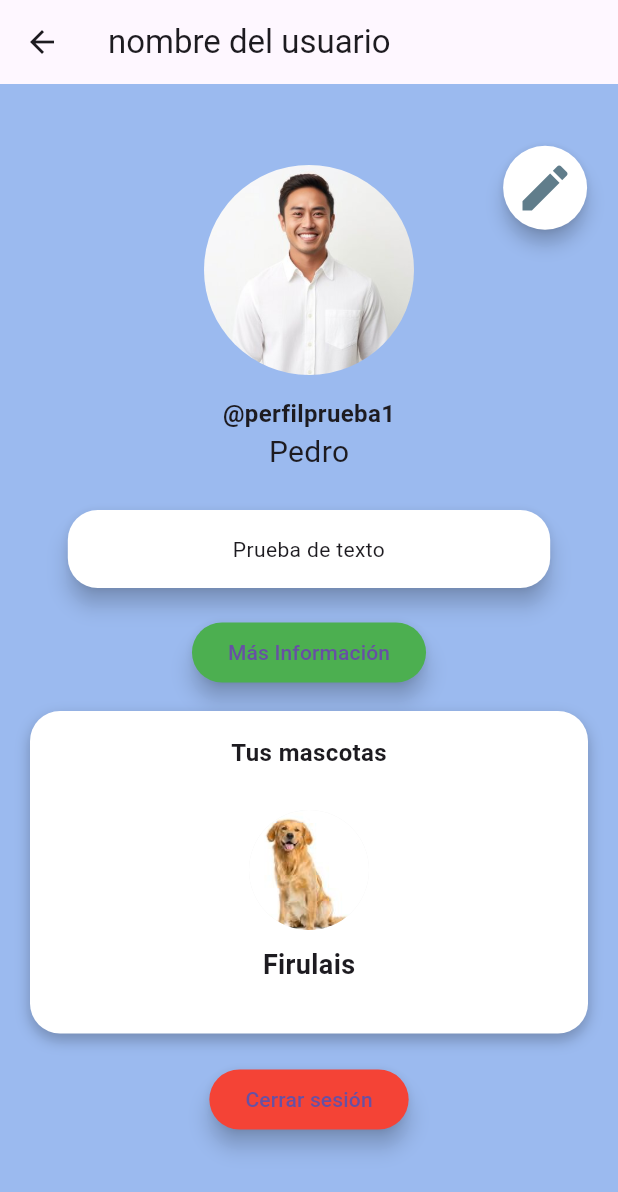
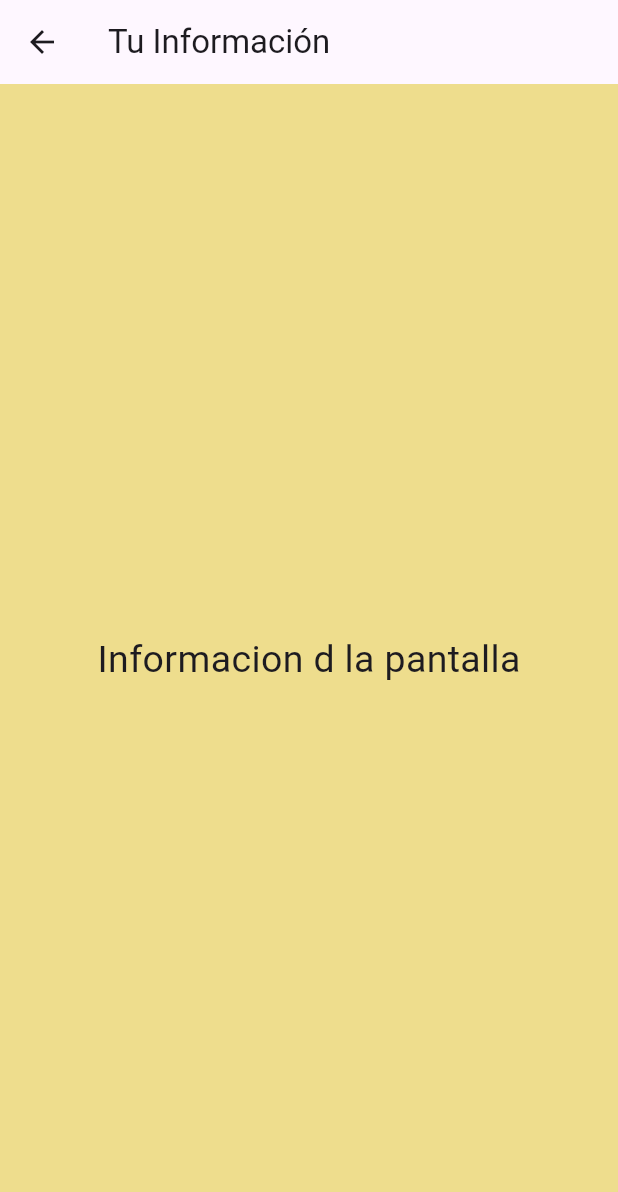
Before and after one commit to ElRisas1/pet_plan_pruebas, a Flutter app: the PantallaPerfil screen opened directly, after a tap on "Más Información", on a phone screen of 412 x 824 dp. Shown: the top 1192 px of the screen. Run offline on Flutter 3.47's test engine with Material 3 defaults, Android fonts, the phone set to English and light mode, and no system bars; drawn by our look-alikes of carousel_slider; our stand-ins replace google_generative_ai, grouped_list, image_picker, shared_preferences, supabase_flutter; accounts and stored records are empty.

Commit message:
Pantalla de informacion del usuario creada Se viaja bien desde pantalla perfil.

```diff
--- /dev/null
+++ b/lib/pantalla_info_usu.dart
@@ -0,0 +1,30 @@
+import 'package:flutter/material.dart';
+
+class PantallaInfoUsu extends StatefulWidget {
+
+  // VARIABLES //
+
+
+  // Constructor
+  const PantallaInfoUsu({super.key, required String title});
+
+  @override
+  _PantallaInfoUsuState createState() => _PantallaInfoUsuState();
+}
+
+class _PantallaInfoUsuState extends State<PantallaInfoUsu> {
+
+   @override
+  Widget build(BuildContext context) {
+    return Scaffold(
+      backgroundColor: const Color.fromARGB(248, 238, 220, 138),
+      appBar: AppBar(title: Text("Tu Información")),
+      body: Center(
+        child: Text(
+          "Informacion d la pantalla",
+          style: TextStyle(fontSize: 25),
+        ),
+      ),
+    );
+  }
+}
--- a/lib/pantalla_perfil.dart
+++ b/lib/pantalla_perfil.dart
@@ -1,5 +1,6 @@
 import 'package:flutter/material.dart';
 import 'package:carousel_slider/carousel_slider.dart';
+import 'package:pet_plan_pruebas/pantalla_info_usu.dart';
 import 'package:supabase_flutter/supabase_flutter.dart';
 
 // Pantallas
@@ -85,7 +86,11 @@ class PantallaPerfil extends StatelessWidget {
                       backgroundColor: Colors.green,
                       elevation: 6,
                     ),
-                    onPressed: () {},
+                    onPressed: () {
+                      Navigator.push(
+                        context,
+                        MaterialPageRoute(builder: (context) => PantallaInfoUsu(title: '')));
+                    },
                     child: const Text('Más Información'),
                   ),
                   const SizedBox(height: 15),
```
